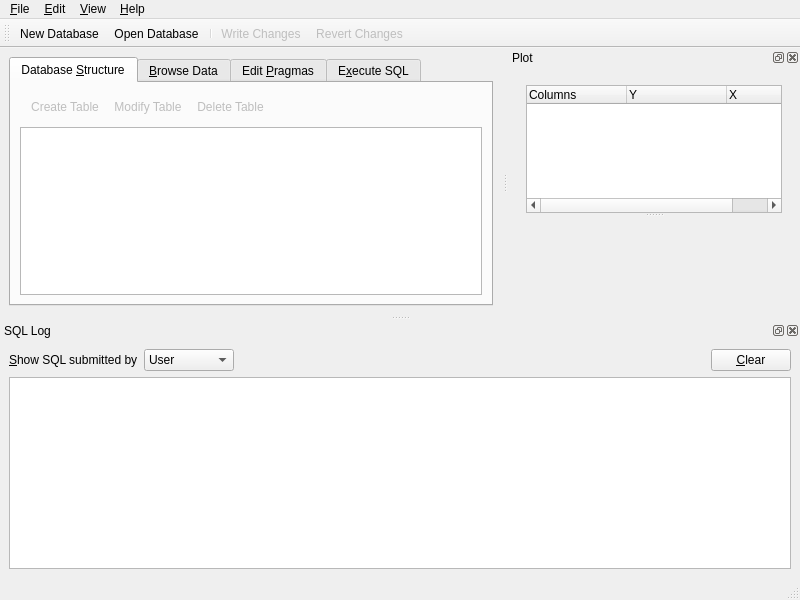
This is src/MainWindow.ui in sqlitebrowser/sqlitebrowser as Qt 5 draws it before an edit. The edited form follows.
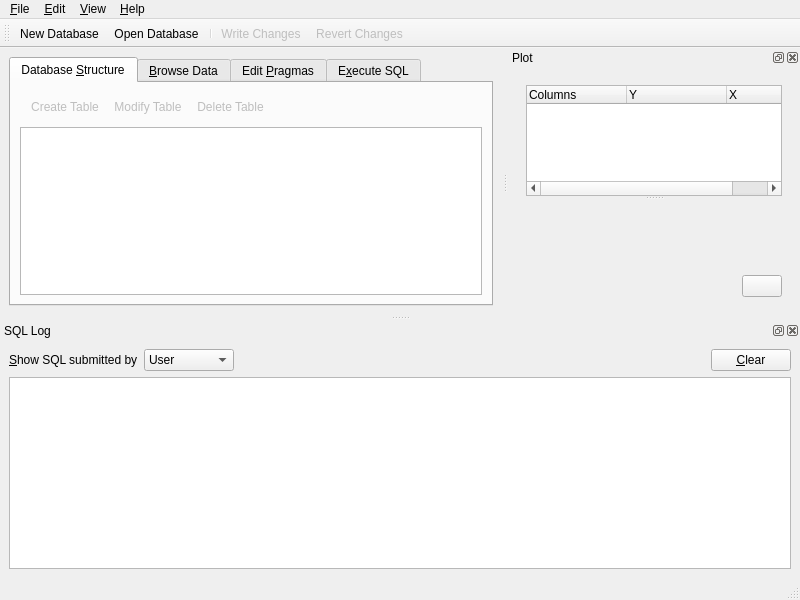
This is the edited form. Icons and pictures are not drawn. Custom widgets are drawn as their Qt base class.

Commit message: plot: add a button to save the current plot as different file formats

The edit to the form file:
```diff
--- a/src/MainWindow.ui
+++ b/src/MainWindow.ui
@@ -997,6 +997,66 @@
           </widget>
          </widget>
         </item>
+        <item>
+         <widget class="QWidget" name="widget" native="true">
+          <layout class="QHBoxLayout" name="horizontalLayout_4">
+           <property name="leftMargin">
+            <number>0</number>
+           </property>
+           <property name="topMargin">
+            <number>0</number>
+           </property>
+           <property name="rightMargin">
+            <number>0</number>
+           </property>
+           <property name="bottomMargin">
+            <number>0</number>
+           </property>
+           <item>
+            <spacer name="horizontalSpacer_4">
+             <property name="orientation">
+              <enum>Qt::Horizontal</enum>
+             </property>
+             <property name="sizeHint" stdset="0">
+              <size>
+               <width>40</width>
+               <height>20</height>
+              </size>
+             </property>
+            </spacer>
+           </item>
+           <item>
+            <widget class="QPushButton" name="butSavePlot">
+             <property name="toolTip">
+              <string>&lt;html&gt;&lt;head/&gt;&lt;body&gt;&lt;p&gt;Save current plot...&lt;/p&gt;&lt;p&gt;File format choosen by extension (png, jpg, pdf, bmp)&lt;/p&gt;&lt;/body&gt;&lt;/html&gt;</string>
+             </property>
+             <property name="statusTip">
+              <string>Save current plot...</string>
+             </property>
+             <property name="text">
+              <string/>
+             </property>
+             <property name="icon">
+              <iconset resource="icons/icons.qrc">
+               <normaloff>:/icons/save_table</normaloff>:/icons/save_table</iconset>
+             </property>
+             <property name="checkable">
+              <bool>false</bool>
+             </property>
+             <property name="autoDefault">
+              <bool>false</bool>
+             </property>
+             <property name="default">
+              <bool>false</bool>
+             </property>
+             <property name="flat">
+              <bool>false</bool>
+             </property>
+            </widget>
+           </item>
+          </layout>
+         </widget>
+        </item>
        </layout>
       </widget>
      </item>
```
The commit also changes 2 other files.
